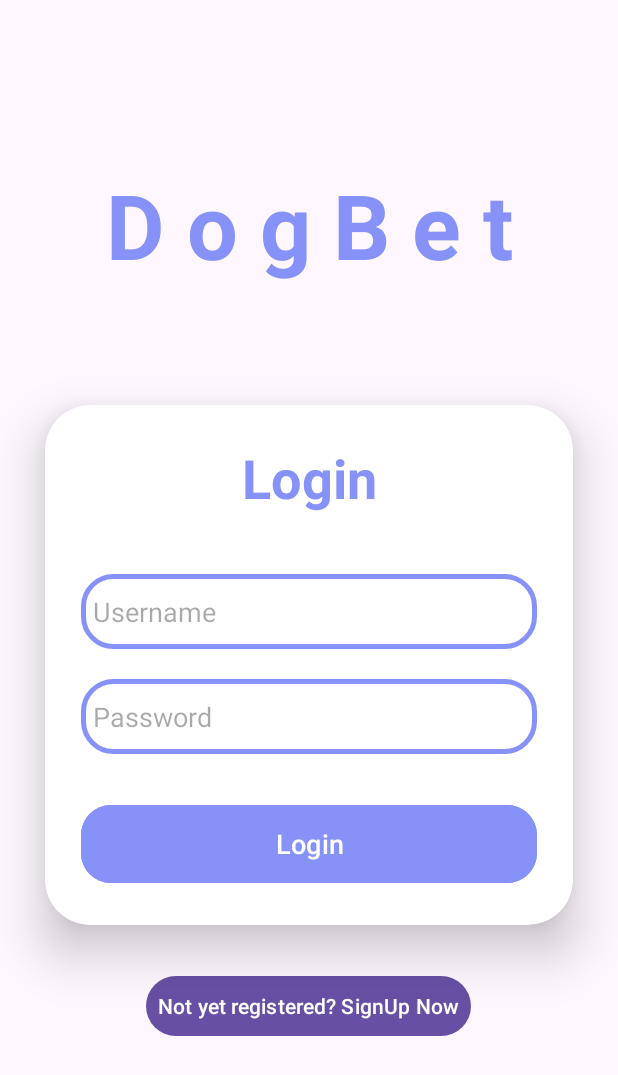
After one commit to jinergenkai/PRM392, an Android app: the layout activity_login.xml on its own in the app's theme, with its tools: preview values and no code run, on a phone screen of 412 x 824 dp. The commit adds this screen. Shown: the top 1075 px of the screen. Run offline under Robolectric (Android 15) with nearby library versions, the phone set to English and light mode, and no system bars.

Commit message:
done base

```diff
--- a/PRM392_GroupProject01_RacingBoy/app/src/main/java/com/hungnmse160060/prm392_groupproject01_racingboy/Gift.java
+++ b/PRM392_GroupProject01_RacingBoy/app/src/main/java/com/hungnmse160060/prm392_groupproject01_racingboy/Gift.java
@@ -12,8 +12,11 @@ public class Gift {
     Boolean isEnabled = false;
     Boolean isEffected = false;
 
+    Drawable defaultgift;
 
-    public Gift(int player, SeekBar giftImg, int startPos) {
+
+    public Gift(int player, SeekBar giftImg, int startPos, Drawable defaultgift) {
+        this.defaultgift = defaultgift;
         ConstraintLayout.LayoutParams view = new ConstraintLayout.LayoutParams(ConstraintLayout.LayoutParams.MATCH_PARENT, ConstraintLayout.LayoutParams.MATCH_PARENT);
         view.height = 700;
         view.startToStart = ConstraintLayout.LayoutParams.PARENT_ID;
@@ -32,8 +35,8 @@ public class Gift {
 
     public void enableGift(int type, Drawable img, int startPos) {
         this.type = type;
+        this.giftImg.setProgress(startPos, false);
         this.giftImg.setThumb(img);
-        this.giftImg.setProgress(startPos, false);
         this.buffTime = getBuffTime(type);
         this.isEnabled = true;
     }
@@ -42,8 +45,8 @@ public class Gift {
         this.type = 0;
         this.buffTime = 0;
         this.isEffected = false;
-//        this.giftImg.setThumb(null);
         this.giftImg.setProgress(startPos);
+        this.giftImg.setThumb(defaultgift);
         this.isEnabled = false;
     }
 
@@ -71,8 +74,9 @@ public class Gift {
         this.buffTime = buffTime;
     }
 
-    public void setEffected(Boolean effected) {
-        this.giftImg.setThumb(null);
+    public void setEffected(Boolean effected, int endPos) {
+        this.giftImg.setThumb(defaultgift);
+        this.giftImg.setProgress(endPos, false);
 //        this.isEnabled = false;
         isEffected = effected;
     }
@@ -88,7 +92,7 @@ public class Gift {
     private int getBuffTime(int type) {
         switch (type) {
             //time speedup
-            case 0: return 4;
+            case 0: return 7;
             //time tele
             case 1: return 1;
             //freeze:
--- /dev/null
+++ b/PRM392_GroupProject01_RacingBoy/app/src/main/res/drawable/custom_edittext.xml
@@ -0,0 +1,9 @@
+<?xml version="1.0" encoding="utf-8"?>
+<shape xmlns:android="http://schemas.android.com/apk/res/android"
+    android:shape="rectangle">
+    <stroke
+        android:width="3dp"
+        android:color="@color/purple"/>
+    <corners
+        android:radius="20dp"/>
+</shape>
--- /dev/null
+++ b/PRM392_GroupProject01_RacingBoy/app/src/main/res/layout/activity_login.xml
@@ -0,0 +1,87 @@
+<?xml version="1.0" encoding="utf-8"?>
+<LinearLayout
+    xmlns:android="http://schemas.android.com/apk/res/android"
+    xmlns:app="http://schemas.android.com/apk/res-auto"
+    xmlns:tools="http://schemas.android.com/tools"
+    xmlns:card_view="http://schemas.android.com/apk/res-auto"
+    android:layout_width="match_parent"
+    android:layout_height="match_parent"
+    android:orientation="vertical"
+    android:gravity="center"
+    tools:context=".MainActivity">
+    <TextView
+        android:layout_width="match_parent"
+        android:layout_height="wrap_content"
+        android:text="D o g B e t"
+        android:id="@+id/txtTest"
+        android:textSize="60sp"
+        android:layout_marginBottom="50dp"
+        android:textAlignment="center"
+        android:textStyle="bold"
+        android:textColor="@color/purple"/>
+    <androidx.cardview.widget.CardView
+        android:layout_width="match_parent"
+        android:layout_height="wrap_content"
+        android:layout_margin="30dp"
+        app:cardCornerRadius="30dp"
+        app:cardElevation="20dp"
+        android:background="@drawable/custom_edittext">
+        <LinearLayout
+            android:layout_width="match_parent"
+            android:layout_height="wrap_content"
+            android:orientation="vertical"
+            android:layout_gravity="center_horizontal"
+            android:padding="24dp">
+            <TextView
+                android:layout_width="match_parent"
+                android:layout_height="wrap_content"
+                android:text="Login"
+                android:id="@+id/loginText"
+                android:textSize="36sp"
+                android:textAlignment="center"
+                android:textStyle="bold"
+                android:textColor="@color/purple"/>
+            <EditText
+                android:layout_width="match_parent"
+                android:layout_height="50dp"
+                android:id="@+id/username"
+                android:background="@drawable/custom_edittext"
+                android:drawablePadding="8dp"
+                android:hint="Username"
+                android:padding="8dp"
+                android:textColor="@color/black"
+                android:textColorHighlight="@color/cardview_dark_background"
+                android:layout_marginTop="40dp"/>
+            <EditText
+                android:layout_width="match_parent"
+                android:layout_height="50dp"
+                android:id="@+id/password"
+                android:background="@drawable/custom_edittext"
+                android:drawablePadding="8dp"
+                android:hint="Password"
+                android:padding="8dp"
+                android:inputType="textPassword"
+                android:textColor="@color/black"
+                android:textColorHighlight="@color/cardview_dark_background"
+                android:layout_marginTop="20dp"/>
+            <Button
+                android:layout_width="match_parent"
+                android:layout_height="60dp"
+                android:id="@+id/loginButton"
+                android:text="Login"
+                android:textSize="18sp"
+                android:layout_marginTop="30dp"
+                android:backgroundTint="@color/purple"
+                app:cornerRadius = "20dp"/>
+        </LinearLayout>
+    </androidx.cardview.widget.CardView>
+    <Button
+        android:layout_width="wrap_content"
+        android:layout_height="wrap_content"
+        android:padding="8dp"
+        android:text="Not yet registered? SignUp Now"
+        android:textSize="14sp"
+        android:textAlignment="center"
+        android:id="@+id/signupText"
+        android:layout_marginBottom="20dp"/>
+</LinearLayout>
--- a/PRM392_GroupProject01_RacingBoy/app/src/main/res/values/colors.xml
+++ b/PRM392_GroupProject01_RacingBoy/app/src/main/res/values/colors.xml
@@ -4,4 +4,5 @@
     <color name="white">#FFFFFFFF</color>
     <color name="seekBarBackground">#E0E0E0</color>
     <color name="seekBarProgressColor">#FF5722</color>
+    <color name="purple">#8692f7</color>
 </resources>
```
Also changed, not shown: PRM392_GroupProject01_RacingBoy/app/src/main/AndroidManifest.xml (+7 -0 lines), PRM392_GroupProject01_RacingBoy/app/src/main/java/com/hungnmse160060/prm392_groupproject01_racingboy/LoginActivity.java (added, +30 -0 lines), PRM392_GroupProject01_RacingBoy/app/src/main/java/com/hungnmse160060/prm392_groupproject01_racingboy/MainActivity.java (+89 -29 lines), PRM392_GroupProject01_RacingBoy/app/src/main/java/com/hungnmse160060/prm392_groupproject01_racingboy/SigninActivity.java (added, +14 -0 lines), PRM392_GroupProject01_RacingBoy/app/src/main/res/layout/activity_main.xml (+118 -37 lines), PRM392_GroupProject01_RacingBoy/app/src/main/res/layout/activity_signin.xml (added, +9 -0 lines), PRM392_GroupProject01_RacingBoy/app/src/main/res/defaultgift.png (added), PRM392_GroupProject01_RacingBoy/app/src/main/res/drawable/defaultgift.png (added), PRM392_GroupProject01_RacingBoy/app/src/main/res/drawable/freeze.jpg (deleted), PRM392_GroupProject01_RacingBoy/app/src/main/res/drawable/freeze.png (added), PRM392_GroupProject01_RacingBoy/app/src/main/res/drawable/tele.png, 1 other file.
